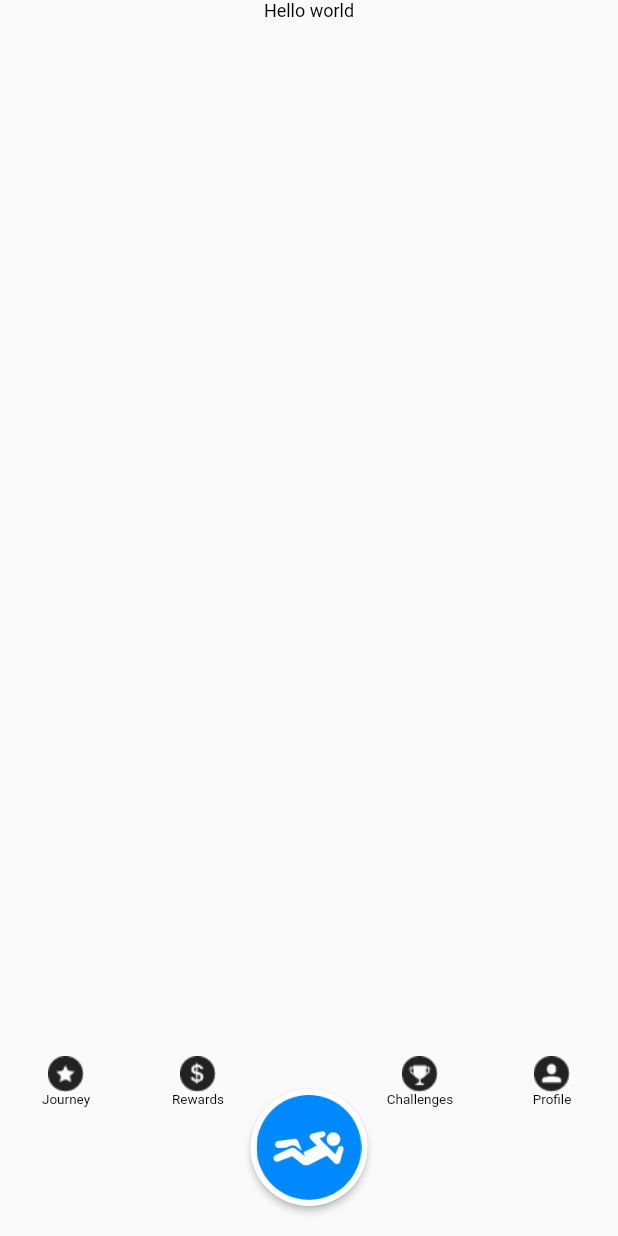
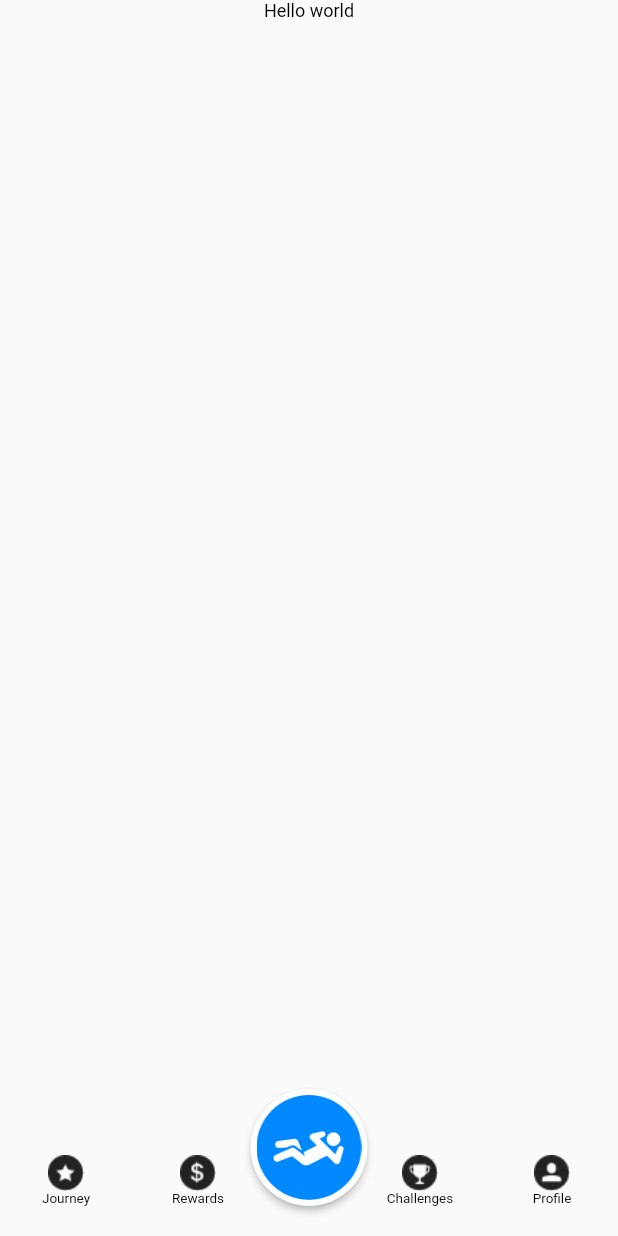
Before and after one commit to yaozy003/Journey, a Flutter app: the screen it shows after launch, swiped to page 4, on a phone screen of 412 x 824 dp. Run offline on Flutter 3.47's test engine with Material 2 defaults, Android fonts, the phone set to English and light mode, and no system bars; our stand-ins replace path_drawing, percent_indicator, toggle_switch; Roboto replaces fonts that are missing (GoogleFonts.lato).

Commit message:
before debug backup

```diff
--- a/lib/Navigator.dart
+++ b/lib/Navigator.dart
@@ -8,7 +8,7 @@ import 'package:flutter/material.dart';
 import 'dart:convert';
 import 'package:flutter/services.dart' show rootBundle;
 
-const double bottomBarHeight = 122;
+const double bottomBarHeight = 60;
 const double appBarPercentage = 0.04;
 const double excludAappBarHeightPercentage = 0.96;
 
@@ -93,7 +93,7 @@ class _NavigatorPageState extends State<NavigatorPage> {
   Stack ButtomBar(BuildContext context) {
     return Stack(overflow: Overflow.visible, children: [
       Padding(
-        padding: const EdgeInsets.fromLTRB(0.0, 2.0, 0.0, 2.0),
+        padding: const EdgeInsets.fromLTRB(0.0, 6.0, 0.0, 2.0),
         child: Row(
           mainAxisAlignment: MainAxisAlignment.center,
           children: [
--- a/lib/PathPainter.dart
+++ b/lib/PathPainter.dart
@@ -23,7 +23,7 @@ class PathPainter extends CustomPainter {
       ..strokeWidth = 14.0;
 
     Paint dashPaint = Paint()
-      ..color = Colors.white.withOpacity(0.2)
+      ..color = Colors.white.withOpacity(0.3)
       ..style = PaintingStyle.stroke
       ..strokeWidth = 14.0;
     //
@@ -110,7 +110,7 @@ class PathPainter extends CustomPainter {
           if (dots[index].status == Status.UNDONE ||
               dots[index].dotType == Type.MAKEUP || index == originalDotAmount -1) {
             canvas.drawPath(
-                //dashiline
+                //dashline
                 dashPath(
                   path,
                   dashArray: CircularIntervalList<double>(
--- a/lib/main.dart
+++ b/lib/main.dart
@@ -1,4 +1,5 @@
 import 'package:flutter/material.dart';
+import 'package:flutter/services.dart';
 import 'package:journey/Navigator.dart';
 
 void main() {
@@ -9,6 +10,10 @@ class MyApp extends StatelessWidget {
   // This widget is the root of your application.
   @override
   Widget build(BuildContext context) {
+    SystemChrome.setPreferredOrientations([
+      DeviceOrientation.portraitUp,
+      DeviceOrientation.portraitDown,
+    ]);
     return MaterialApp(
       title: 'JOURNEY',
       theme: ThemeData(
```
